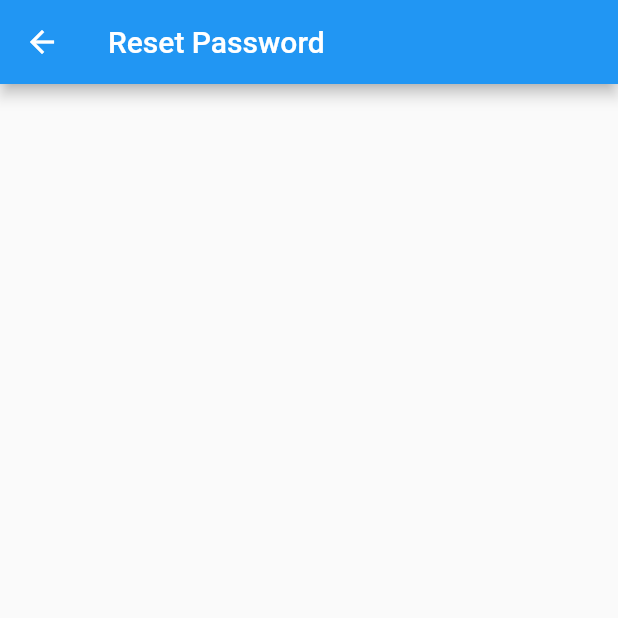
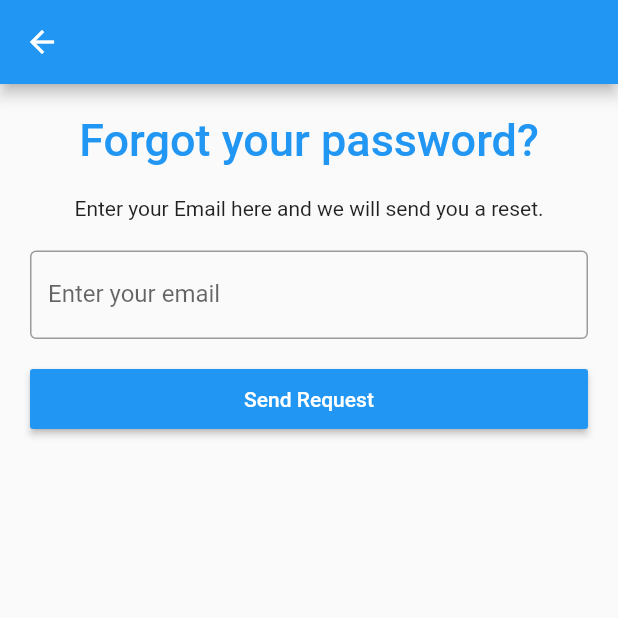
Before and after one commit to Pinmonyoudom/Survey_Mobile, a Flutter app: the ForgetPasswordPage screen opened directly, on a phone screen of 412 x 824 dp, the top half of it. Run offline on Flutter 3.47's test engine with Material 2 defaults, Android fonts, the phone set to English and light mode, and no system bars.

Commit message:
Update reset password, login, register

```diff
--- a/lib/forget_password.dart
+++ b/lib/forget_password.dart
@@ -6,13 +6,55 @@ class ForgetPasswordPage extends StatefulWidget {
 }
 
 class _ForgetPasswordPageState extends State<ForgetPasswordPage> {
+  TextEditingController emailController = TextEditingController();
+
   @override
   Widget build(BuildContext context) {
     return Scaffold(
       appBar: AppBar(
-        title: Text("Reset Password"),
+        title: Text(""),
       ),
-
+      body: Padding(
+        padding: EdgeInsets.all(10),
+        child: ListView(children: <Widget>[
+          Container(
+              alignment: Alignment.center,
+              padding: EdgeInsets.all(10),
+              child: Text(
+                'Forgot your password?',
+                style: TextStyle(
+                    color: Colors.blue,
+                    fontWeight: FontWeight.w500,
+                    fontSize: 30),
+              )),
+          Container(
+              alignment: Alignment.center,
+              padding: EdgeInsets.all(10),
+              child: Text('Enter your Email here and we will send you a reset.')),
+          Container(
+            padding: EdgeInsets.all(10),
+            child: TextField(
+              controller: emailController,
+              decoration: InputDecoration(
+                border: OutlineInputBorder(),
+                labelText: 'Enter your email',
+              ),
+            ),
+          ),
+          Container(
+            height: 50,
+            padding: EdgeInsets.fromLTRB(10, 10, 10, 0),
+            child: RaisedButton(
+              textColor: Colors.white,
+              color: Colors.blue,
+              child: Text('Send Request'),
+              onPressed: () {
+                print(emailController.text);
+              },
+            ),
+          ),
+        ]),
+      ),
     );
   }
 }
--- a/lib/register.dart
+++ b/lib/register.dart
@@ -14,7 +14,7 @@ class _RegisterPageState extends State<RegisterPage> {
   Widget build(BuildContext context) {
     return Scaffold(
       appBar: AppBar(
-        title: Text("Register"),
+        title: Text(""),
       ),
       body: Padding(
         padding: EdgeInsets.all(10),
@@ -50,7 +50,7 @@ class _RegisterPageState extends State<RegisterPage> {
             ),
           ),
           Container(
-            padding: EdgeInsets.fromLTRB(10, 10, 10, 0),
+            padding: EdgeInsets.fromLTRB(10, 10, 10, 10),
             child: TextField(
               obscureText: true,
               controller: passwordController,
--- a/pubspec.yaml
+++ b/pubspec.yaml
@@ -14,7 +14,7 @@ description: A new Flutter project.
 version: 1.0.0+1
 
 environment:
-  sdk: ">=2.1.0 <3.0.0"
+  sdk: ">=2.2.0 <3.0.0"
 
 dependencies:
   flutter:
```
Also changed, not shown: lib/login.dart (+12 -18 lines).
